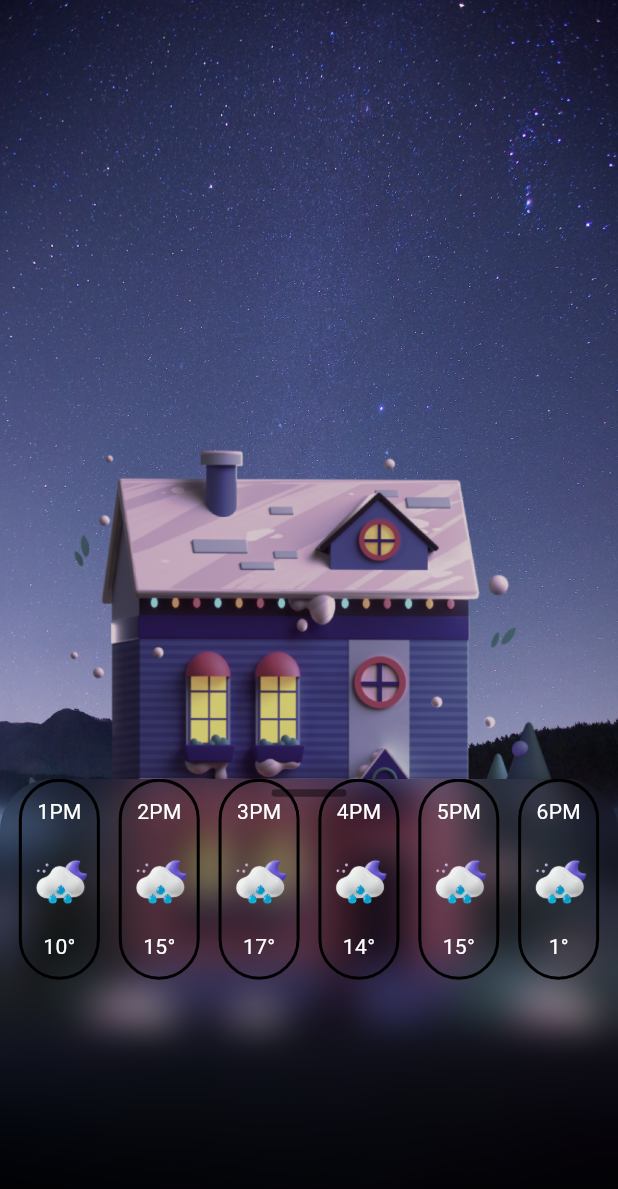
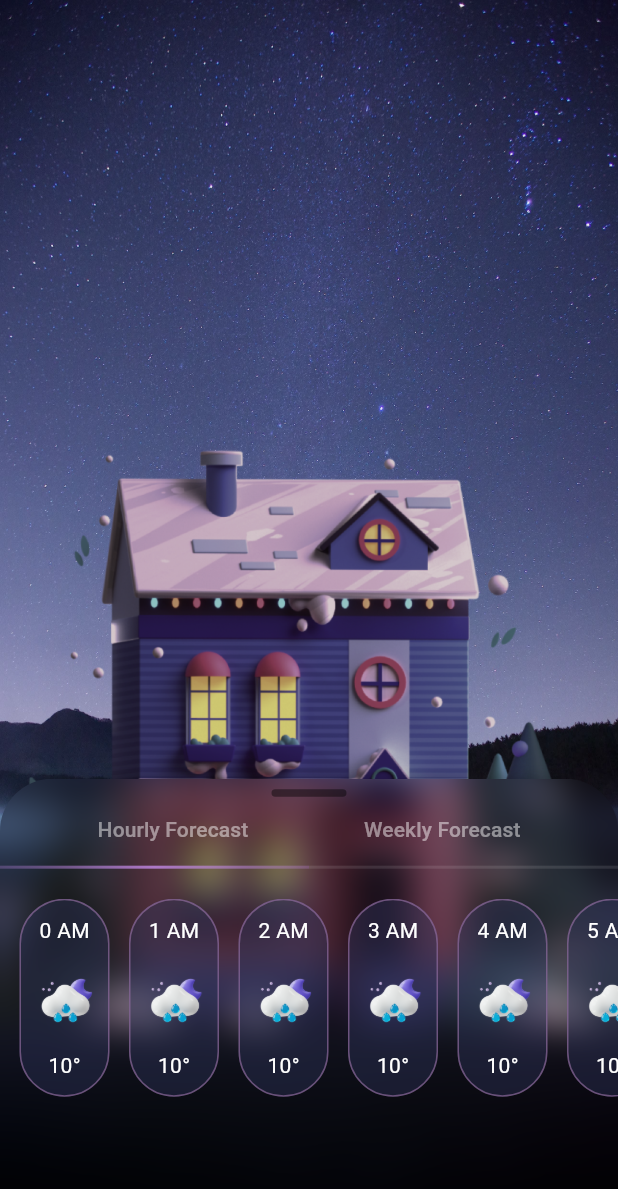
Before and after one commit to chetanis/ClimaCheck, a Flutter app: the screen it shows after launch, on a phone screen of 412 x 824 dp. Shown: the top 1189 px of the screen. Run offline on Flutter 3.47's test engine with Material 2 defaults, Android fonts, the light colour scheme and no system bars; drawn by our look-alikes of sliding_up_panel; our stand-ins replace blur.

Commit message:
Adding WeeklyForcast ScrollView

```diff
--- a/lib/widgets/Temperature_widget.dart
+++ b/lib/widgets/Temperature_widget.dart
@@ -1,9 +1,11 @@
 import 'package:flutter/material.dart';
 
 class TemperatureWidget extends StatefulWidget {
-  final int degre, hour;
+  final int degre;
+  final String hour;
+  final bool current = false;
 
-  const TemperatureWidget({super.key, required this.degre, required this.hour});
+  const TemperatureWidget({super.key, required this.degre, required this.hour, current});
 
   @override
   State<TemperatureWidget> createState() => _TemperatureWidgetState();
@@ -12,14 +14,23 @@ class TemperatureWidget extends StatefulWidget {
 class _TemperatureWidgetState extends State<TemperatureWidget> {
   @override
   Widget build(BuildContext context) {
+    Color color =const Color.fromARGB(107, 46, 51, 90);
+    if (widget.current) {
+       color =const Color.fromARGB(255, 90, 46, 46);
+    }
     return Container(
-      padding: const EdgeInsets.fromLTRB(0, 10, 0, 10),
+      padding: const EdgeInsets.fromLTRB(4, 10, 4, 10),
       decoration: BoxDecoration(
-          border: Border.all(width: 2),
+          color: color,
+          border: Border.all(
+              width: 1, color: const Color.fromARGB(162, 151, 112, 164)),
           borderRadius: BorderRadius.circular(50)),
       child: Column(
         children: [
-          Text('${widget.hour}PM',style: const TextStyle(color: Colors.white),),
+          Text(
+            widget.hour,
+            style: const TextStyle(color: Colors.white),
+          ),
           const SizedBox(height: 10),
           const Image(
             image: AssetImage('images/Moon_cloud_mid_rain.png'),
@@ -27,7 +38,10 @@ class _TemperatureWidgetState extends State<TemperatureWidget> {
             height: 50,
           ),
           const SizedBox(height: 10),
-          Text('${widget.degre}°',style: const TextStyle(color: Colors.white),),
+          Text(
+            '${widget.degre}°',
+            style: const TextStyle(color: Colors.white),
+          ),
         ],
       ),
     );
--- a/lib/widgets/panel_widget.dart
+++ b/lib/widgets/panel_widget.dart
@@ -1,34 +1,156 @@
+import 'dart:math';
+
 import 'package:clima_check/widgets/Temperature_widget.dart';
 import 'package:flutter/material.dart';
 
-class PanelWidget extends StatelessWidget {
-  final ScrollController controller ;
+enum ForecastType { hourly, weekly }
+
+class PanelWidget extends StatefulWidget {
+  final ScrollController controller;
 
   const PanelWidget({
     Key? key,
     required this.controller,
-  }) :super(key: key);
+  }) : super(key: key);
+
+  @override
+  State<PanelWidget> createState() => _PanelWidgetState();
+}
+
+class _PanelWidgetState extends State<PanelWidget> {
+  ForecastType currentForecast = ForecastType.hourly;
 
   @override
   Widget build(BuildContext context) {
     return ListView(
+      padding: const EdgeInsets.fromLTRB(0, 10, 0, 0),
       children: [
-        DegreeWidget(),
-
+        Row(
+          mainAxisAlignment: MainAxisAlignment.spaceEvenly,
+          children: [
+            TextButton(
+              onPressed: () {
+                setState(() {
+                  currentForecast = ForecastType.hourly;
+                });
+              },
+              child: const Text(
+                'Hourly Forecast',
+                style: TextStyle(color: Color.fromARGB(121, 255, 255, 255)),
+              ),
+            ),
+            TextButton(
+              onPressed: () {
+                setState(() {
+                  currentForecast = ForecastType.weekly;
+                });
+              },
+              child: const Text(
+                'Weekly Forecast',
+                style: TextStyle(color: Color.fromARGB(121, 255, 255, 255)),
+              ),
+            ),
+          ],
+        ),
+        Row(
+          children: [
+            Expanded(
+              flex: 1,
+              child: Container(
+                decoration: BoxDecoration(
+                    gradient: LinearGradient(
+                      begin: Alignment.centerLeft,
+                      end: Alignment.centerRight,
+                      colors: currentForecast == ForecastType.hourly
+                        ? const [
+                          Color.fromARGB(70, 198, 140, 236),
+                          Color.fromARGB(200, 198, 140, 236),
+                          Color.fromARGB(70, 198, 140, 236)
+                        ]
+                        : const [Color.fromARGB(27, 255, 255, 255),Color.fromARGB(27, 255, 255, 255)],
+                )),
+                height: 2,
+              ),
+            ),
+            Expanded(
+              flex: 1,
+              child: Container(
+                decoration: BoxDecoration(
+                    gradient: LinearGradient(
+                    begin: Alignment.centerLeft,
+                    end: Alignment.centerRight,
+                    colors: currentForecast == ForecastType.weekly
+                      ? const [
+                          Color.fromARGB(70, 198, 140, 236),
+                          Color.fromARGB(200, 198, 140, 236),
+                          Color.fromARGB(70, 198, 140, 236)
+                        ]
+                      : const [Color.fromARGB(27, 255, 255, 255),Color.fromARGB(27, 255, 255, 255)],
+                )),
+                height: 2,
+              ),
+            ),
+          ],
+        ),
+        const SizedBox(
+          height: 20,
+        ),
+        buildForecast(),
       ],
     );
   }
 
-  Widget DegreeWidget() => const Row(
-    mainAxisAlignment: MainAxisAlignment.spaceEvenly,
-    children: [
-      TemperatureWidget(degre: 10, hour: 1),
-      TemperatureWidget(degre: 15, hour: 2),
-      TemperatureWidget(degre: 17, hour: 3),
-      TemperatureWidget(degre: 14, hour: 4),
-      TemperatureWidget(degre: 15, hour: 5),
-      TemperatureWidget(degre: 1, hour: 6),
-    ],
-  );
+  Widget buildHourlyForecast() {
+    int hour = DateTime.now().hour;
+    List<Widget> list = [];
+    for (var i = 0; i < 24; i++) {
+      list.add(const SizedBox(
+        width: 13,
+      ));
+      if (i == hour) {
+        list.add(TemperatureWidget(degre: Random().nextInt(30), hour: 'Now'));
+      } else if (i < 13) {
+        list.add(TemperatureWidget(degre: Random().nextInt(30), hour: '$i AM'));
+      } else {
+        list.add(TemperatureWidget(
+            degre: Random().nextInt(30), hour: '${i - 12} PM'));
+      }
+    }
+    list.add(const SizedBox(
+      width: 13,
+    ));
+    return SingleChildScrollView(
+      scrollDirection: Axis.horizontal,
+      child: Row(
+        children: list,
+      ),
+    );
+  }
 
+  Widget buildWeeklyForecast() {
+    List<Widget> list = [];
+    for (var i = 10; i < 18; i++) {
+      list.add(const SizedBox(
+        width: 13,
+      ));
+      list.add(TemperatureWidget(degre: Random().nextInt(30), hour: '$i/11'));
+    }
+    list.add(const SizedBox(
+      width: 13,
+    ));
+    return SingleChildScrollView(
+      scrollDirection: Axis.horizontal,
+      child: Row(
+        children: list,
+      ),
+    );
+  }
+
+  Widget buildForecast() {
+    if (currentForecast == ForecastType.hourly) {
+      return buildHourlyForecast();
+    } else {
+      return buildWeeklyForecast();
+    }
+  }
 }
```
